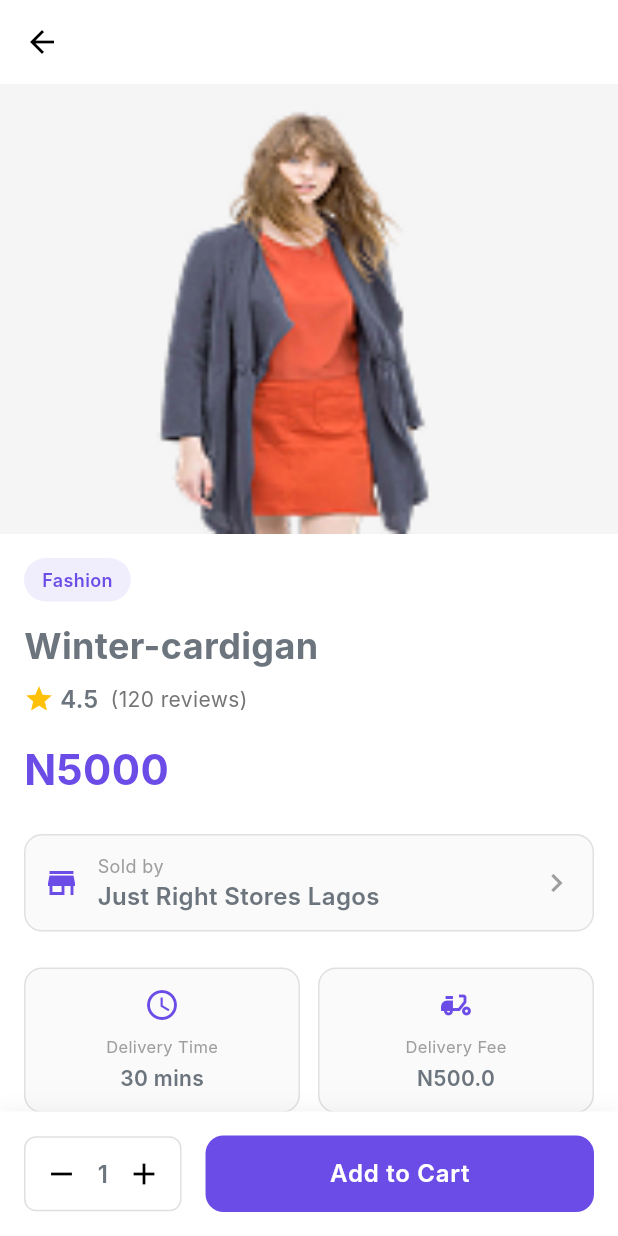
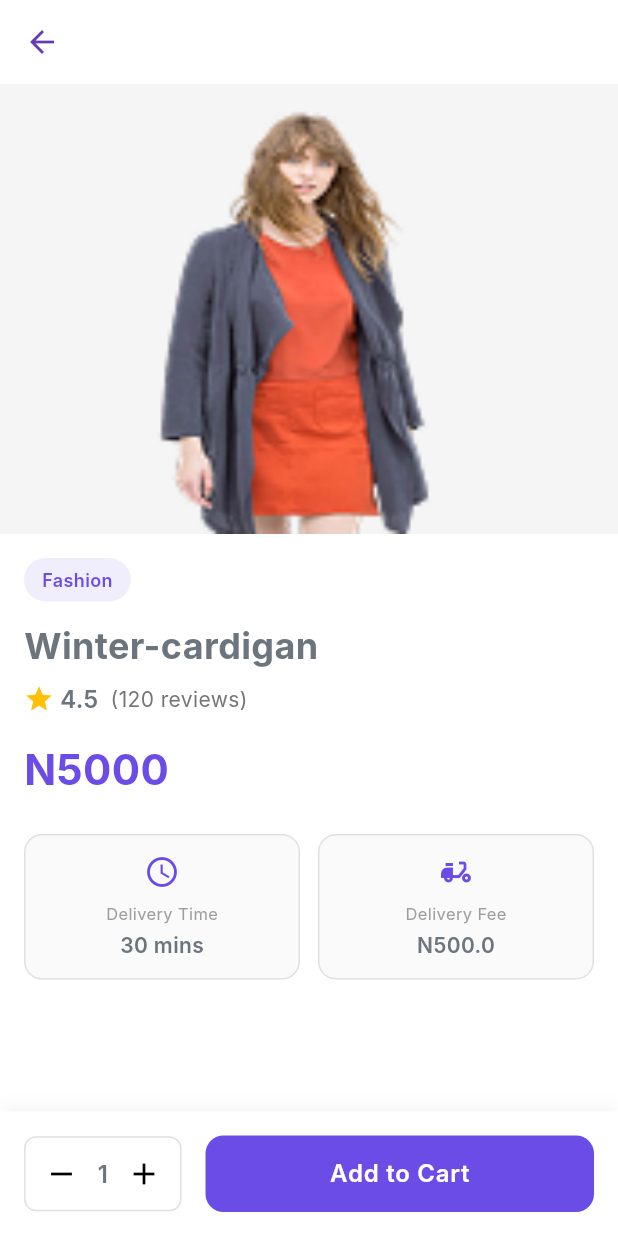
Before and after one commit to techusman-codes/Grabby, a Flutter app: the ProductDetailScreen screen opened directly with sample values from the repository, on a phone screen of 412 x 824 dp. Run offline on Flutter 3.47's test engine with Material 3 defaults, Android fonts, the light colour scheme and no system bars; our stand-ins replace geolocator, google_maps_flutter, permission_handler, shared_preferences; accounts and stored records are empty; Roboto replaces fonts that are missing (Inter).

Commit message:
update the product details screen

```diff
--- a/lib/screens/products/product_details_screen.dart
+++ b/lib/screens/products/product_details_screen.dart
@@ -1,17 +1,11 @@
-
-
 import 'package:flutter/material.dart';
 import '../../core/constant/app_colors.dart';
 import '../../models/product_model_screen.dart';
 
-
 class ProductDetailScreen extends StatefulWidget {
   final ProductModelScreens product;
 
-  const ProductDetailScreen({
-    super.key,
-    required this.product,
-  });
+  const ProductDetailScreen({super.key, required this.product});
 
   @override
   State<ProductDetailScreen> createState() => _ProductDetailScreenState();
@@ -54,14 +48,18 @@ class _ProductDetailScreenState extends State<ProductDetailScreen> {
         backgroundColor: Colors.white,
         elevation: 0,
         leading: IconButton(
-          icon: const Icon(Icons.arrow_back, color: Colors.black),
+          icon: const Icon(Icons.arrow_back, color: Colors.deepPurple),
           onPressed: () => Navigator.pop(context),
         ),
         actions: [
           IconButton(
             icon: Icon(
-              widget.product.isFavorite ? Icons.favorite : Icons.favorite_border,
-              color: widget.product.isFavorite ? AppColors.softblue: Colors.white,
+              widget.product.isFavorite
+                  ? Icons.favorite
+                  : Icons.favorite_border,
+              color: widget.product.isFavorite
+                  ? AppColors.softblue
+                  : Colors.white,
             ),
             onPressed: () {
               setState(() {
@@ -136,7 +134,11 @@ class _ProductDetailScreenState extends State<ProductDetailScreen> {
                         // Rating and Reviews
                         Row(
                           children: [
-                            const Icon(Icons.star, color: Colors.amber, size: 20),
+                            const Icon(
+                              Icons.star,
+                              color: Colors.amber,
+                              size: 20,
+                            ),
                             const SizedBox(width: 4),
                             Text(
                               widget.product.rating.toStringAsFixed(1),
@@ -160,7 +162,8 @@ class _ProductDetailScreenState extends State<ProductDetailScreen> {
                         // Price
                         Row(
                           children: [
-                            Text(
+                            Center(
+                              child: Text(
                                 widget.product.formattedPrice,
                                 style: const TextStyle(
                                   fontSize: 28,
@@ -168,53 +171,8 @@ class _ProductDetailScreenState extends State<ProductDetailScreen> {
                                   color: Color(0xFF6B4CE6),
                                 ),
                               ),
-                          ],
-                        ),
-                        const SizedBox(height: 24),
-
-                        // Seller Info
-                        Container(
-                          padding: const EdgeInsets.all(12),
-                          decoration: BoxDecoration(
-                            color: Colors.grey[50],
-                            borderRadius: BorderRadius.circular(12),
-                            border: Border.all(color: const Color(0xFFE0E0E0)),
-                          ),
-                          child: Row(
-                            children: [
-                              const Icon(
-                                Icons.store,
-                                color: Color(0xFF6B4CE6),
-                                size: 24,
-                              ),
-                              const SizedBox(width: 12),
-                              Expanded(
-                                child: Column(
-                                  crossAxisAlignment: CrossAxisAlignment.start,
-                                  children: [
-                                    const Text(
-                                      'Sold by',
-                                      style: TextStyle(
-                                        fontSize: 12,
-                                        color: Colors.grey,
-                                      ),
-                                    ),
-                                    Text(
-                                      widget.product.sellerName,
-                                      style: const TextStyle(
-                                        fontSize: 16,
-                                        fontWeight: FontWeight.w600,
-                                      ),
                             ),
                           ],
-                                ),
-                              ),
-                              const Icon(
-                                Icons.chevron_right,
-                                color: Colors.grey,
-                              ),
-                            ],
-                          ),
                         ),
                         const SizedBox(height: 24),
 
@@ -240,24 +198,7 @@ class _ProductDetailScreenState extends State<ProductDetailScreen> {
                         ),
                         const SizedBox(height: 24),
 
-                        // Description
-                        const Text(
-                          'Description',
-                          style: TextStyle(
-                            fontSize: 18,
-                            fontWeight: FontWeight.bold,
-                          ),
-                        ),
-                        const SizedBox(height: 8),
-                        Text(
-                          widget.product.description,
-                          style: TextStyle(
-                            fontSize: 14,
-                            color: Colors.grey[700],
-                            height: 1.5,
-                          ),
-                        ),
-                        const SizedBox(height: 100), // Space for bottom bar
+                        // Space for bottom bar
                       ],
                     ),
                   ),
@@ -355,52 +296,14 @@ class _ProductDetailScreenState extends State<ProductDetailScreen> {
         children: [
           Icon(icon, color: const Color(0xFF6B4CE6)),
           const SizedBox(height: 8),
-          Text(
-            label,
-            style: const TextStyle(
-              fontSize: 11,
-              color: Colors.grey,
-            ),
-          ),
+          Text(label, style: const TextStyle(fontSize: 11, color: Colors.grey)),
           const SizedBox(height: 4),
           Text(
             value,
-            style: const TextStyle(
-              fontSize: 14,
-              fontWeight: FontWeight.w600,
-            ),
+            style: const TextStyle(fontSize: 14, fontWeight: FontWeight.w600),
           ),
         ],
       ),
     );
   }
 }
-
-// ============================================================================
-// EXPLANATION:
-// ============================================================================
-//
-// THIS IS THE PRODUCT DETAIL SCREEN
-//
-// RECEIVES:
-// - ProductModel object with all product data
-//
-// FEATURES:
-// 1. Large product image
-// 2. Product name, rating, reviews
-// 3. Price display
-// 4. Seller/Restaurant information
-// 5. Delivery time and fee
-// 6. Full description
-// 7. Quantity selector
-// 8. Add to Cart button
-// 9. Favorite toggle
-//
-// USAGE:
-// Navigator.pushNamed(
-//   context,
-//   AppRoutes.productDetail,
-//   arguments: product,
-// );
-//
-// ============================================================================
```
Lines whose indentation alone changed are shown as unchanged.
